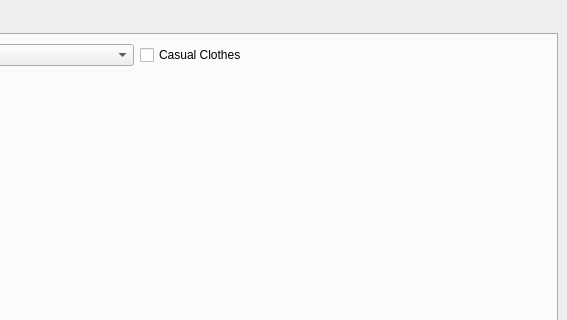
Old version of the form ui/randomizer_window.ui in the repository LagoLunatic/wwrando; both pictures show x 293 to 860 and y 0 to 320 of the 860 by 757 pixel window.
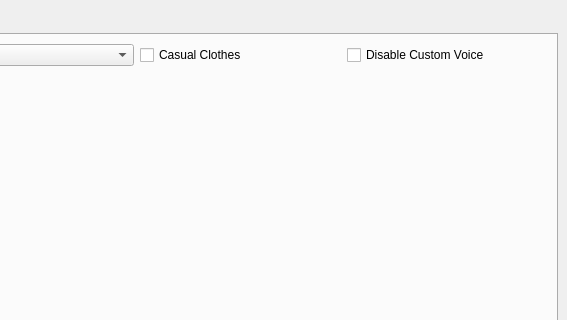
New version of the form. The open tabs and pages were chosen to show the change.

Commit message: Add GUI option to disable custom voices

Diff of the .ui file:
```diff
--- a/ui/randomizer_window.ui
+++ b/ui/randomizer_window.ui
@@ -512,11 +512,22 @@
                </layout>
               </item>
               <item row="0" column="1">
+               <layout class="QHBoxLayout" name="horizontalLayout_7">
+                <item>
                <widget class="QCheckBox" name="player_in_casual_clothes">
                 <property name="text">
                  <string>Casual Clothes</string>
                 </property>
                </widget>
+                </item>
+                <item>
+                 <widget class="QCheckBox" name="disable_custom_player_voice">
+                  <property name="text">
+                   <string>Disable Custom Voice</string>
+                  </property>
+                 </widget>
+                </item>
+               </layout>
               </item>
              </layout>
             </item>
```
Lines whose indentation alone changed are shown as unchanged. The commit also changes 3 other files.
